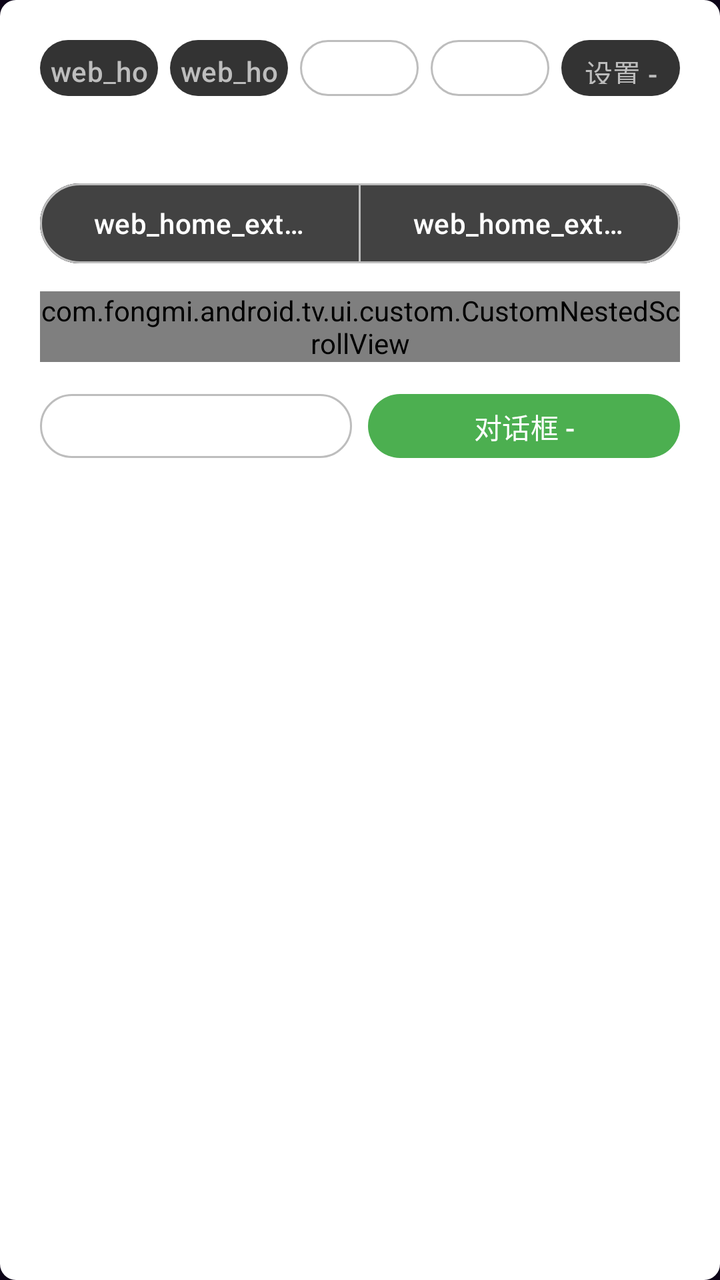
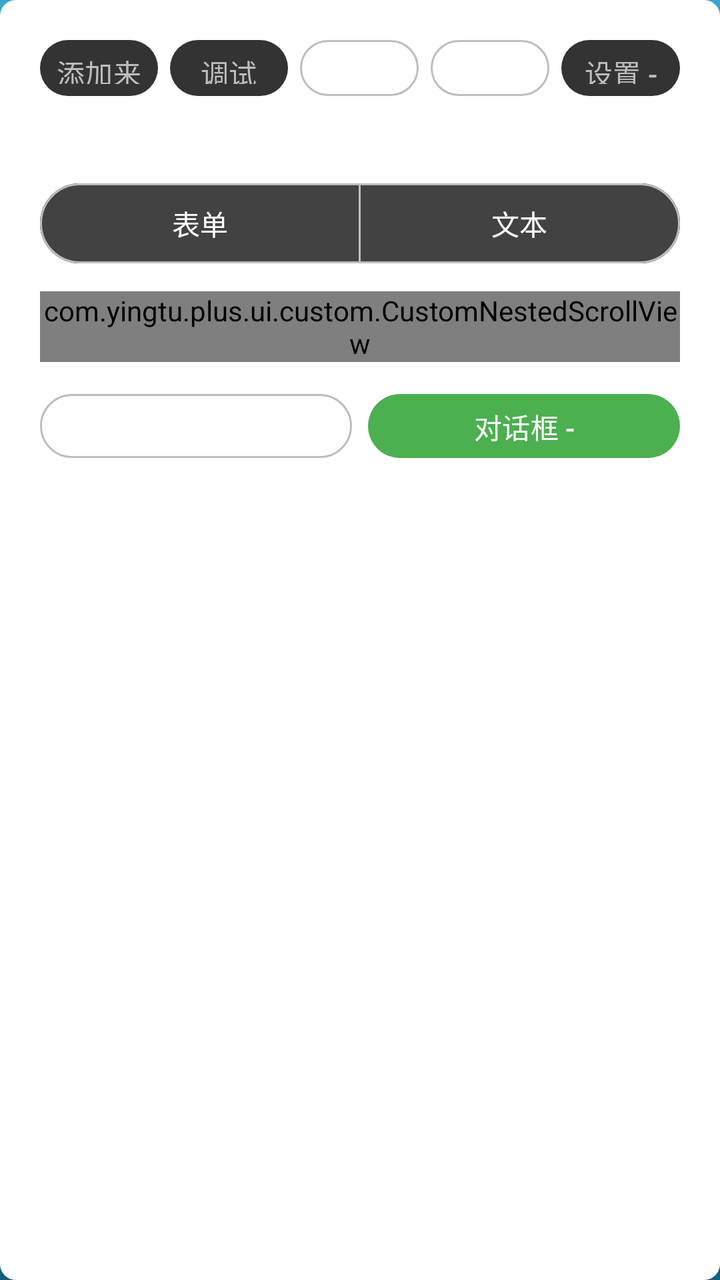

Before-and-after screenshots of an Android layout around one commit, followed by the original layout XML and the change that was made.
<!-- AndroidManifest.xml: application theme AppTheme -->
<!-- res/layout/dialog_web_home_extension.xml -->
<?xml version="1.0" encoding="utf-8"?>
<androidx.appcompat.widget.LinearLayoutCompat xmlns:android="http://schemas.android.com/apk/res/android"
    xmlns:app="http://schemas.android.com/apk/res-auto"
    android:id="@+id/root"
    android:layout_width="match_parent"
    android:layout_height="wrap_content"
    android:background="@drawable/shape_shell_proxy_dialog"
    android:orientation="vertical"
    android:paddingStart="20dp"
    android:paddingTop="16dp"
    android:paddingEnd="20dp"
    android:paddingBottom="12dp">

    <androidx.appcompat.widget.LinearLayoutCompat
        android:layout_width="match_parent"
        android:layout_height="wrap_content"
        android:gravity="center_vertical"
        android:orientation="horizontal">

        <com.google.android.material.button.MaterialButton
            android:id="@+id/add"
            style="@style/Widget.Material3.Button.TonalButton"
            android:layout_width="0dp"
            android:layout_height="36dp"
            android:layout_marginEnd="6dp"
            android:layout_weight="1"
            android:minHeight="36dp"
            android:minWidth="0dp"
            android:paddingStart="4dp"
            android:paddingEnd="4dp"
            android:text="@string/web_home_extension_add_source"
            android:textColor="@color/dialog_tonal_button_text"
            app:backgroundTint="@color/dialog_tonal_button_bg" />

        <com.google.android.material.button.MaterialButton
            android:id="@+id/debug"
            style="@style/Widget.Material3.Button.TonalButton"
            android:layout_width="0dp"
            android:layout_height="36dp"
            android:layout_marginEnd="6dp"
            android:layout_weight="1"
            android:minHeight="36dp"
            android:minWidth="0dp"
            android:paddingStart="4dp"
            android:paddingEnd="4dp"
            android:text="@string/web_home_extension_debug"
            android:textColor="@color/dialog_tonal_button_text"
            app:backgroundTint="@color/dialog_tonal_button_bg" />

        <com.google.android.material.button.MaterialButton
            android:id="@+id/clear"
            style="@style/Widget.Material3.Button.OutlinedButton"
            android:layout_width="0dp"
            android:layout_height="36dp"
            android:layout_marginEnd="6dp"
            android:layout_weight="1"
            android:minHeight="36dp"
            android:minWidth="0dp"
            android:paddingStart="4dp"
            android:paddingEnd="4dp"
            android:text="@string/web_home_extension_refresh"
            android:textColor="@color/dialog_outlined_button_text"
            app:backgroundTint="@color/dialog_outlined_button_bg"
            app:strokeColor="@color/dialog_outlined_button_stroke" />

        <com.google.android.material.button.MaterialButton
            android:id="@+id/reverse"
            style="@style/Widget.Material3.Button.OutlinedButton"
            android:layout_width="0dp"
            android:layout_height="36dp"
            android:layout_marginEnd="6dp"
            android:layout_weight="1"
            android:minHeight="36dp"
            android:minWidth="0dp"
            android:paddingStart="4dp"
            android:paddingEnd="4dp"
            android:text="@string/setting_order_reverse"
            android:textColor="@color/dialog_outlined_button_text"
            app:backgroundTint="@color/dialog_outlined_button_bg"
            app:strokeColor="@color/dialog_outlined_button_stroke" />

        <com.google.android.material.button.MaterialButton
            android:id="@+id/enabled"
            style="@style/Widget.Material3.Button.TonalButton"
            android:layout_width="0dp"
            android:layout_height="36dp"
            android:layout_weight="1"
            android:minHeight="36dp"
            android:minWidth="0dp"
            android:paddingStart="4dp"
            android:paddingEnd="4dp"
            android:text="@string/setting_enable"
            android:textColor="@color/dialog_tonal_button_text"
            app:backgroundTint="@color/dialog_tonal_button_bg" />

    </androidx.appcompat.widget.LinearLayoutCompat>

    <com.google.android.material.textview.MaterialTextView
        android:id="@+id/summary"
        android:layout_width="match_parent"
        android:layout_height="wrap_content"
        android:layout_marginTop="8dp"
        android:textColor="#5F6368"
        android:textSize="13sp" />

    <com.google.android.material.button.MaterialButtonToggleGroup
        android:id="@+id/modeGroup"
        android:layout_width="match_parent"
        android:layout_height="wrap_content"
        android:layout_marginTop="10dp"
        app:selectionRequired="true"
        app:singleSelection="true">

        <com.google.android.material.button.MaterialButton
            android:id="@+id/uiMode"
            style="@style/Widget.Material3.Button.OutlinedButton"
            android:layout_width="0dp"
            android:layout_height="wrap_content"
            android:layout_weight="1"
            android:text="@string/web_home_extension_form_mode"
            android:textColor="@color/dialog_toggle_button_text"
            app:backgroundTint="@color/dialog_toggle_button_bg"
            app:strokeColor="@color/dialog_outlined_button_stroke" />

        <com.google.android.material.button.MaterialButton
            android:id="@+id/textMode"
            style="@style/Widget.Material3.Button.OutlinedButton"
            android:layout_width="0dp"
            android:layout_height="wrap_content"
            android:layout_weight="1"
            android:text="@string/web_home_extension_text_mode"
            android:textColor="@color/dialog_toggle_button_text"
            app:backgroundTint="@color/dialog_toggle_button_bg"
            app:strokeColor="@color/dialog_outlined_button_stroke" />

    </com.google.android.material.button.MaterialButtonToggleGroup>

    <com.fongmi.android.tv.ui.custom.CustomNestedScrollView
        android:id="@+id/contentScroll"
        android:layout_width="match_parent"
        android:layout_height="wrap_content"
        android:layout_marginTop="10dp"
        android:clipToPadding="false"
        android:fillViewport="false"
        android:overScrollMode="never"
        android:scrollbars="none"
        app:maxHeight="420dp">

        <androidx.appcompat.widget.LinearLayoutCompat
            android:id="@+id/list"
            android:layout_width="match_parent"
            android:layout_height="wrap_content"
            android:orientation="vertical">

            <com.google.android.material.textview.MaterialTextView
                android:id="@+id/empty"
                android:layout_width="match_parent"
                android:layout_height="wrap_content"
                android:gravity="center"
                android:paddingTop="24dp"
                android:paddingBottom="24dp"
                android:text="@string/web_home_extension_empty"
                android:textColor="#5F6368"
                android:textSize="14sp" />

        </androidx.appcompat.widget.LinearLayoutCompat>

    </com.fongmi.android.tv.ui.custom.CustomNestedScrollView>

    <com.google.android.material.textfield.TextInputLayout
        android:id="@+id/jsonLayout"
        android:layout_width="match_parent"
        android:layout_height="420dp"
        android:layout_marginTop="10dp"
        android:visibility="gone"
        app:boxBackgroundColor="@color/white"
        app:boxCollapsedPaddingTop="0dp"
        app:boxStrokeColor="@color/dialog_outlined_button_stroke"
        app:hintEnabled="false"
        app:hintTextColor="#5F6368">

        <com.fongmi.android.tv.ui.custom.SafeScrollEditText
            android:id="@+id/jsonText"
            android:layout_width="match_parent"
            android:layout_height="match_parent"
            android:fontFamily="monospace"
            android:gravity="start|top"
            android:hint="@string/web_home_extension_json_hint"
            android:imeOptions="actionDone"
            android:importantForAutofill="no"
            android:inputType="textMultiLine|textNoSuggestions"
            android:minLines="8"
            android:scrollHorizontally="true"
            android:scrollbars="none"
            android:selectAllOnFocus="false"
            android:singleLine="false"
            android:textColor="@color/black"
            android:textColorHint="#666666" />

    </com.google.android.material.textfield.TextInputLayout>

    <androidx.appcompat.widget.LinearLayoutCompat
        android:layout_width="match_parent"
        android:layout_height="wrap_content"
        android:layout_marginTop="12dp"
        android:gravity="center_vertical"
        android:orientation="horizontal">

        <com.google.android.material.button.MaterialButton
            android:id="@+id/negative"
            style="@style/Widget.Material3.Button.OutlinedButton"
            android:layout_width="0dp"
            android:layout_height="40dp"
            android:layout_weight="1"
            android:minHeight="40dp"
            android:minWidth="0dp"
            android:text="@string/dialog_negative"
            android:textColor="@color/dialog_outlined_button_text"
            app:backgroundTint="@color/dialog_outlined_button_bg"
            app:strokeColor="@color/dialog_outlined_button_stroke" />

        <com.google.android.material.button.MaterialButton
            android:id="@+id/positive"
            style="@style/Widget.Material3.Button"
            android:layout_width="0dp"
            android:layout_height="40dp"
            android:layout_marginStart="8dp"
            android:layout_weight="1"
            android:minHeight="40dp"
            android:minWidth="0dp"
            android:text="@string/dialog_positive"
            android:textColor="@color/dialog_primary_button_text"
            app:backgroundTint="@color/dialog_primary_button_bg" />

    </androidx.appcompat.widget.LinearLayoutCompat>

</androidx.appcompat.widget.LinearLayoutCompat>
<!-- resources referenced by this layout -->
<resources>
  <color name="black">#000000</color>
  <color name="dialog_outlined_button_bg">#00FFFFFF</color>
  <color name="dialog_outlined_button_stroke">#FFBDBDBD</color>
  <color name="dialog_outlined_button_text">#FFFFFFFF</color>
  <color name="dialog_primary_button_bg">#FF4CAF50</color>
  <color name="dialog_primary_button_text">#FFFFFFFF</color>
  <color name="dialog_toggle_button_bg">#FF424242</color>
  <color name="dialog_toggle_button_text">#FFFFFFFF</color>
  <color name="dialog_tonal_button_bg">#FF333333</color>
  <color name="dialog_tonal_button_text">#FFBDBDBD</color>
  <color name="white">#FFFFFF</color>
  <!-- drawable shape_shell_proxy_dialog (drawable) -->
  <?xml version="1.0" encoding="utf-8"?>
  <shape xmlns:android="http://schemas.android.com/apk/res/android"
      android:shape="rectangle">
  
      <solid android:color="@color/white" />
  
      <corners android:radius="8dp" />
  
  </shape>
  <string name="dialog_negative">对话框 - dialog_negative</string>
  <string name="dialog_positive">对话框 - dialog_positive</string>
  <string name="setting_enable">设置 - setting_enable</string>
  <string name="setting_order_reverse">设置 - setting_order_reverse</string>
  <string name="web_home_extension_add_source">web_home_extension_add_source</string>
  <string name="web_home_extension_debug">web_home_extension_debug</string>
  <string name="web_home_extension_empty">web_home_extension_empty</string>
  <string name="web_home_extension_form_mode">web_home_extension_form_mode</string>
  <string name="web_home_extension_json_hint">web_home_extension_json_hint</string>
  <string name="web_home_extension_refresh">web_home_extension_refresh</string>
  <string name="web_home_extension_text_mode">web_home_extension_text_mode</string>
  <style name="AppTheme" parent="Base.AppTheme" />
  <style name="Base.AppTheme" parent="Theme.Material3.Dark.NoActionBar">
          <item name="colorPrimary">@color/colorPrimary</item>
          <item name="colorOnPrimary">@color/colorOnPrimary</item>
          <item name="colorPrimaryVariant">@color/colorPrimaryVariant</item>
          <item name="android:statusBarColor">@android:color/transparent</item>
          <item name="android:navigationBarColor">@android:color/transparent</item>
          <item name="android:windowBackground">@color/bg_dark</item>
          <item name="android:windowDrawsSystemBarBackgrounds">true</item>
          <item name="android:forceDarkAllowed">false</item>
      </style>
  <color name="colorPrimary">#FF2E93</color>
  <color name="colorOnPrimary">#FFFFFF</color>
  <color name="colorPrimaryVariant">#C2187A</color>
  <color name="bg_dark">#0D0518</color>
</resources>

<!-- the commit's change to res/layout/dialog_web_home_extension.xml (unified diff, before → after) -->
@@ -135,7 +135,7 @@
 
     </com.google.android.material.button.MaterialButtonToggleGroup>
 
-    <com.fongmi.android.tv.ui.custom.CustomNestedScrollView
+    <com.yingtu.plus.ui.custom.CustomNestedScrollView
         android:id="@+id/contentScroll"
         android:layout_width="match_parent"
         android:layout_height="wrap_content"
@@ -165,7 +165,7 @@
 
         </androidx.appcompat.widget.LinearLayoutCompat>
 
-    </com.fongmi.android.tv.ui.custom.CustomNestedScrollView>
+    </com.yingtu.plus.ui.custom.CustomNestedScrollView>
 
     <com.google.android.material.textfield.TextInputLayout
         android:id="@+id/jsonLayout"
@@ -179,7 +179,7 @@
         app:hintEnabled="false"
         app:hintTextColor="#5F6368">
 
-        <com.fongmi.android.tv.ui.custom.SafeScrollEditText
+        <com.yingtu.plus.ui.custom.SafeScrollEditText
             android:id="@+id/jsonText"
             android:layout_width="match_parent"
             android:layout_height="match_parent"
<!-- resource entries referenced after the edit -->
@@ -25,13 +25,13 @@
   <string name="dialog_positive">对话框 - dialog_positive</string>
   <string name="setting_enable">设置 - setting_enable</string>
   <string name="setting_order_reverse">设置 - setting_order_reverse</string>
-  <string name="web_home_extension_add_source">web_home_extension_add_source</string>
-  <string name="web_home_extension_debug">web_home_extension_debug</string>
-  <string name="web_home_extension_empty">web_home_extension_empty</string>
-  <string name="web_home_extension_form_mode">web_home_extension_form_mode</string>
-  <string name="web_home_extension_json_hint">web_home_extension_json_hint</string>
-  <string name="web_home_extension_refresh">web_home_extension_refresh</string>
-  <string name="web_home_extension_text_mode">web_home_extension_text_mode</string>
+  <string name="web_home_extension_add_source">添加来源</string>
+  <string name="web_home_extension_debug">调试</string>
+  <string name="web_home_extension_empty">暂无扩展</string>
+  <string name="web_home_extension_form_mode">表单</string>
+  <string name="web_home_extension_json_hint">输入扩展 JSON</string>
+  <string name="web_home_extension_refresh">刷新</string>
+  <string name="web_home_extension_text_mode">文本</string>
   <style name="AppTheme" parent="Base.AppTheme" />
   <style name="Base.AppTheme" parent="Theme.Material3.Dark.NoActionBar">
           <item name="colorPrimary">@color/colorPrimary</item>
@@ -39,13 +39,26 @@
           <item name="colorPrimaryVariant">@color/colorPrimaryVariant</item>
           <item name="android:statusBarColor">@android:color/transparent</item>
           <item name="android:navigationBarColor">@android:color/transparent</item>
-          <item name="android:windowBackground">@color/bg_dark</item>
+          <item name="android:windowBackground">@drawable/bg_main_gradient</item>
           <item name="android:windowDrawsSystemBarBackgrounds">true</item>
           <item name="android:forceDarkAllowed">false</item>
       </style>
-  <color name="colorPrimary">#FF2E93</color>
-  <color name="colorOnPrimary">#FFFFFF</color>
-  <color name="colorPrimaryVariant">#C2187A</color>
-  <color name="bg_dark">#0D0518</color>
+  <color name="colorPrimary">#2BC4D8</color>
+  <color name="colorOnPrimary">#06202A</color>
+  <color name="colorPrimaryVariant">#1FA7BC</color>
+  <!-- drawable bg_main_gradient (drawable) -->
+  <?xml version="1.0" encoding="utf-8"?>
+  <shape xmlns:android="http://schemas.android.com/apk/res/android"
+      android:shape="rectangle">
+      <gradient
+          android:angle="270"
+          android:startColor="@color/gradient_top"
+          android:centerColor="@color/gradient_mid"
+          android:endColor="@color/gradient_bottom"
+          android:type="linear" />
+  </shape>
+  <color name="gradient_top">#3AA6CC</color>
+  <color name="gradient_mid">#227FA6</color>
+  <color name="gradient_bottom">#145E7E</color>
 </resources>
 
